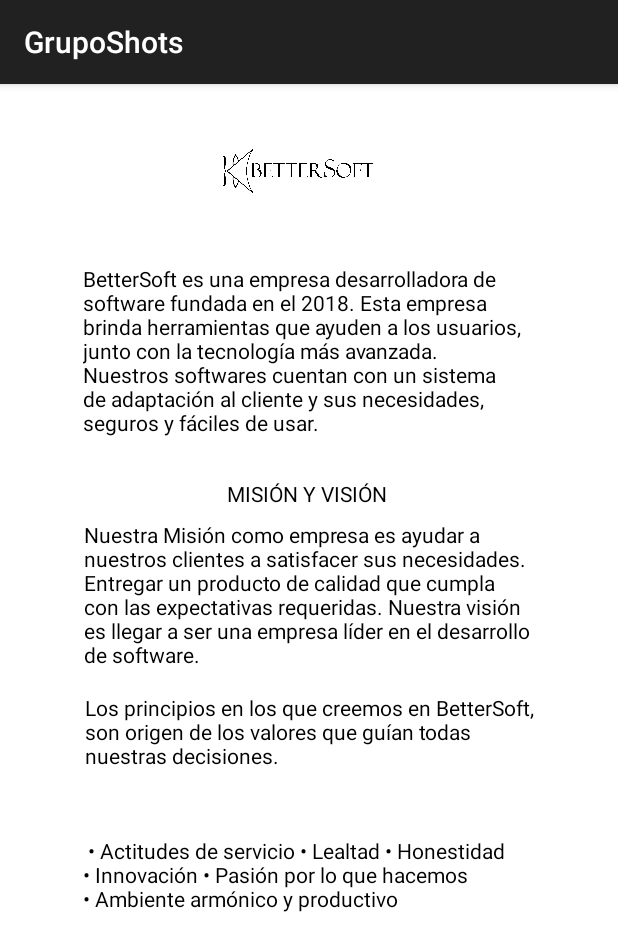
After one commit to bettersoft-utslrc/appshots, an Android app: the BetterSoftActivity screen opened directly, with no data from a screen before it, on a phone screen of 412 x 824 dp. The commit adds this screen. Shown: the top 951 px of the screen. Run offline under Robolectric (Android 15) with nearby library versions, the phone set to English and light mode, and no system bars.

Commit message:
Activity de Better soft agregada

```diff
--- /dev/null
+++ b/GrupoShots/app/src/main/java/com/example/gruposhots/BetterSoftActivity.java
@@ -0,0 +1,13 @@
+package com.example.gruposhots;
+
+import android.support.v7.app.AppCompatActivity;
+import android.os.Bundle;
+
+public class BetterSoftActivity extends AppCompatActivity {
+
+    @Override
+    protected void onCreate(Bundle savedInstanceState) {
+        super.onCreate (savedInstanceState);
+        setContentView (R.layout.activity_better_soft);
+    }
+}
--- a/GrupoShots/app/src/main/java/com/example/gruposhots/PromocionActivity.java
+++ b/GrupoShots/app/src/main/java/com/example/gruposhots/PromocionActivity.java
@@ -149,6 +149,10 @@
         Intent cambio = new Intent (PromocionActivity.this,PerfilActivity.class);
         PromocionActivity.this.startActivity(cambio);
     }
+    private void Cambiar3() {
+        Intent cambio = new Intent (PromocionActivity.this,BetterSoftActivity.class);
+        PromocionActivity.this.startActivity(cambio);
+    }
 
 
     @SuppressWarnings("StatementWithEmptyBody")
@@ -165,6 +169,8 @@
             Cambiar2 ();
         }  else if (id == R.id.SlCerrarSesion) {
 
+        } else if(id == R.id.SlBetter ){
+            Cambiar3 ();
         }
 
         DrawerLayout drawer = (DrawerLayout) findViewById(R.id.drawer_layout);
--- /dev/null
+++ b/GrupoShots/app/src/main/res/layout/activity_better_soft.xml
@@ -0,0 +1,113 @@
+<?xml version="1.0" encoding="utf-8"?>
+<android.support.constraint.ConstraintLayout xmlns:android="http://schemas.android.com/apk/res/android"
+    xmlns:app="http://schemas.android.com/apk/res-auto"
+    xmlns:tools="http://schemas.android.com/tools"
+    android:layout_width="match_parent"
+    android:layout_height="match_parent"
+    android:background="#fff"
+    tools:context=".BetterSoftActivity">
+
+    <ImageView
+        android:id="@+id/imageView16"
+        android:layout_width="200dp"
+        android:layout_height="100dp"
+        android:layout_marginStart="8dp"
+        android:layout_marginLeft="8dp"
+        android:layout_marginTop="8dp"
+        android:layout_marginEnd="8dp"
+        android:layout_marginRight="8dp"
+        app:layout_constraintEnd_toEndOf="parent"
+        app:layout_constraintHorizontal_bias="0.497"
+        app:layout_constraintStart_toStartOf="parent"
+        app:layout_constraintTop_toTopOf="parent"
+        app:srcCompat="@drawable/better" />
+
+    <TextView
+        android:id="@+id/textView14"
+        android:layout_width="300dp"
+        android:layout_height="wrap_content"
+        android:layout_marginTop="12dp"
+        android:layout_marginEnd="8dp"
+        android:layout_marginRight="8dp"
+        android:textColor="#000"
+        android:textSize="14dp"
+        android:text="BetterSoft es una empresa desarrolladora de software fundada en el 2018. Esta empresa brinda herramientas que ayuden a los usuarios, junto con la tecnología más avanzada.
+Nuestros softwares cuentan con un sistema de adaptación al cliente y sus necesidades, seguros y fáciles de usar."
+        app:layout_constraintEnd_toEndOf="parent"
+        app:layout_constraintHorizontal_bias="0.533"
+        app:layout_constraintStart_toStartOf="parent"
+        app:layout_constraintTop_toBottomOf="@+id/imageView16" />
+
+    <TextView
+        android:id="@+id/textView15"
+        android:layout_width="wrap_content"
+        android:layout_height="wrap_content"
+        android:layout_marginStart="8dp"
+        android:layout_marginLeft="8dp"
+        android:layout_marginTop="28dp"
+        android:layout_marginEnd="8dp"
+        android:layout_marginRight="8dp"
+        android:text="MISIÓN Y VISIÓN "
+        android:textStyle="normal"
+        android:textColor="#000"
+        android:textSize="14dp"
+        app:layout_constraintEnd_toEndOf="parent"
+        app:layout_constraintStart_toStartOf="parent"
+        app:layout_constraintTop_toBottomOf="@+id/textView14" />
+
+    <TextView
+        android:id="@+id/textView16"
+        android:layout_width="300dp"
+        android:layout_height="wrap_content"
+        android:layout_marginStart="8dp"
+        android:layout_marginLeft="8dp"
+        android:layout_marginTop="8dp"
+        android:layout_marginEnd="8dp"
+        android:layout_marginRight="8dp"
+        android:textColor="#000"
+        android:textSize="14dp"
+        android:text="Nuestra Misión como empresa es ayudar a nuestros clientes a satisfacer sus necesidades. Entregar un producto de calidad que cumpla con las expectativas requeridas.
+Nuestra visión es llegar a ser una empresa líder en el desarrollo de software."
+        app:layout_constraintEnd_toEndOf="parent"
+        app:layout_constraintStart_toStartOf="parent"
+        app:layout_constraintTop_toBottomOf="@+id/textView15" />
+
+    <TextView
+        android:id="@+id/textView17"
+        android:layout_width="300dp"
+        android:layout_height="wrap_content"
+        android:layout_marginStart="8dp"
+        android:layout_marginLeft="8dp"
+        android:layout_marginTop="44dp"
+        android:layout_marginEnd="8dp"
+        android:layout_marginRight="8dp"
+        android:text="
+•	Actitudes de servicio
+•	Lealtad
+•	Honestidad
+•	Innovación
+•	Pasión por lo que hacemos
+                              •	Ambiente armónico y productivo
+"
+        android:textColor="#000"
+        android:textSize="14dp"
+        app:layout_constraintEnd_toEndOf="parent"
+        app:layout_constraintHorizontal_bias="0.494"
+        app:layout_constraintStart_toStartOf="parent"
+        app:layout_constraintTop_toBottomOf="@+id/textView18" />
+
+    <TextView
+        android:id="@+id/textView18"
+        android:layout_width="300dp"
+        android:layout_height="wrap_content"
+        android:layout_marginStart="8dp"
+        android:layout_marginLeft="8dp"
+        android:layout_marginTop="16dp"
+        android:text="Los principios en los que creemos en BetterSoft, son origen de los valores que guían todas nuestras decisiones."
+        android:textColor="#000"
+        android:textSize="14dp"
+        app:layout_constraintEnd_toEndOf="parent"
+        app:layout_constraintHorizontal_bias="0.466"
+        app:layout_constraintStart_toStartOf="parent"
+        app:layout_constraintTop_toBottomOf="@+id/textView16" />
+</android.support.constraint.ConstraintLayout>
--- a/GrupoShots/app/src/main/res/menu/activity_promocion_drawer.xml
+++ b/GrupoShots/app/src/main/res/menu/activity_promocion_drawer.xml
@@ -16,6 +16,10 @@
             android:id="@+id/SlPerfil"
             android:icon="@drawable/iconoperfil"
             android:title="Perfil" />
+        <item
+            android:id="@+id/SlBetter"
+            android:icon="@drawable/ic_maletin"
+            android:title="BetterSoft" />
 
     </group>
 
```
Also changed, not shown: GrupoShots/app/src/main/AndroidManifest.xml (+5 -3 lines), GrupoShots/app/src/main/java/com/example/gruposhots/HistorialActivity.java (added, +13 -0 lines), GrupoShots/app/src/main/res/drawable-anydpi/ic_maletin.xml (added, +13 -0 lines), GrupoShots/app/src/main/res/layout/activity_historial.xml (added, +9 -0 lines), GrupoShots/app/src/main/res/layout/activity_seleccion_local.xml (+4 -4 lines), GrupoShots/app/src/main/res/drawable-hdpi/ic_maletin.png (added), GrupoShots/app/src/main/res/drawable-mdpi/ic_maletin.png (added), GrupoShots/app/src/main/res/drawable-xhdpi/ic_maletin.png (added), GrupoShots/app/src/main/res/drawable-xxhdpi/ic_maletin.png (added), GrupoShots/app/src/main/res/drawable/better.png (added).
